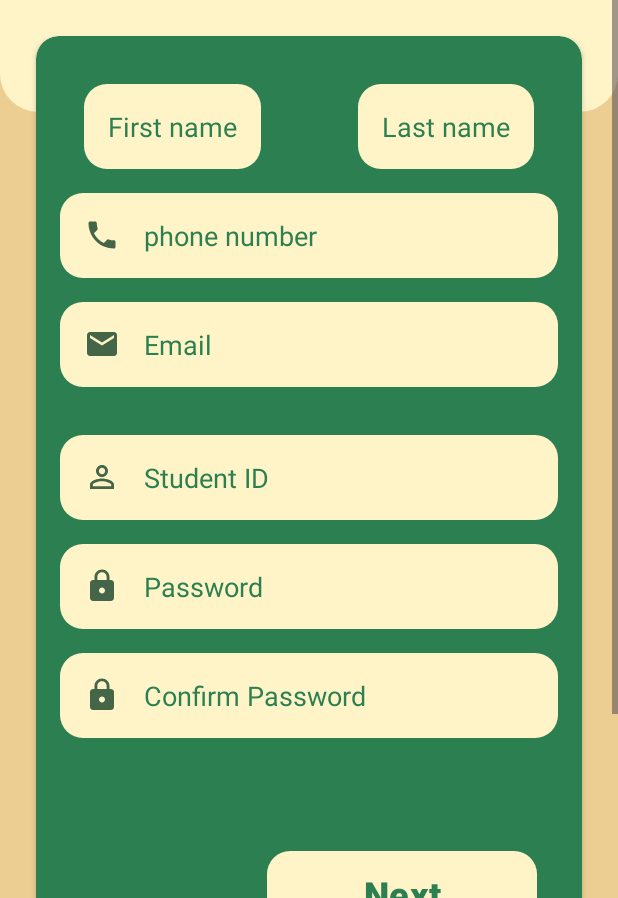
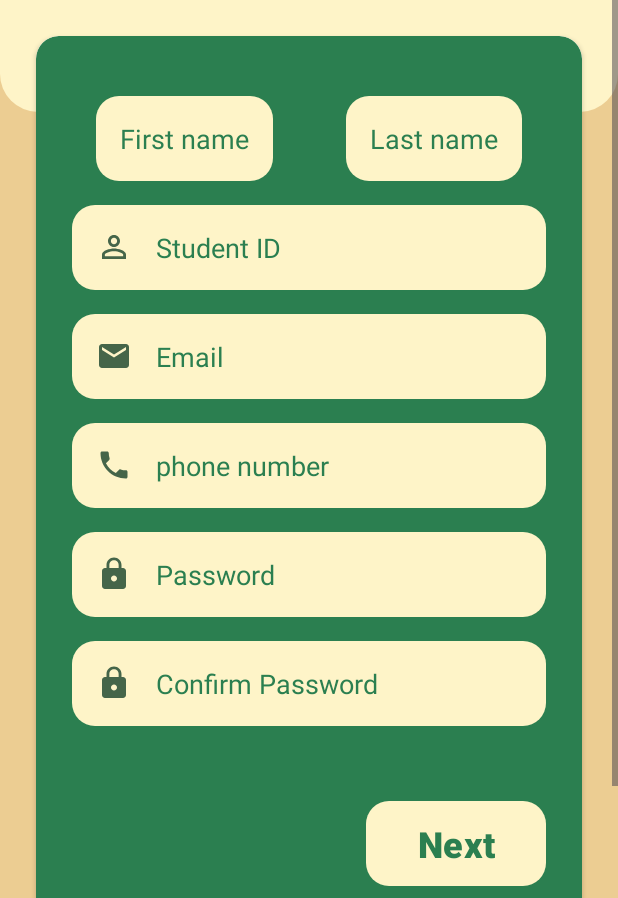
Before and after one commit to odai0962/ParkingApp, an Android app: the screen it shows after launch (SignUp), after a tap on "Sign Up", on a phone screen of 412 x 824 dp, the part 338-1236 px from its top. Run offline under Robolectric (Android 15) with nearby library versions, the phone set to English and light mode, and no system bars; our stand-ins replace Firebase (no records; nobody signed in at launch, a user with empty details on screens opened directly).

Commit message:
changes Done

```diff
--- a/app/src/main/res/layout/activity_car_park_detailes.xml
+++ b/app/src/main/res/layout/activity_car_park_detailes.xml
@@ -4,7 +4,9 @@
     xmlns:tools="http://schemas.android.com/tools"
     android:layout_width="match_parent"
     android:layout_height="match_parent"
-    tools:context=".CarParkDetailes">
+    tools:context=".CarParkDetailes"
+    android:background="@color/white"
+    >
     <ScrollView
         android:layout_width="match_parent"
         android:layout_height="match_parent"
--- a/app/src/main/res/layout/activity_sign_up.xml
+++ b/app/src/main/res/layout/activity_sign_up.xml
@@ -85,7 +85,9 @@
                     app:backgroundTint="@null"
                     android:backgroundTint="@null"
                     android:background="@drawable/cardborder"
-                    android:layout_height="wrap_content">
+                    android:layout_height="wrap_content"
+                    android:padding="8dp"
+                    >
 
                     <EditText
                         android:layout_marginTop="32dp"
@@ -114,7 +116,7 @@
                         android:drawableStart="@drawable/baseline_phone"
                         android:drawablePadding="16dp"
                         android:inputType="number"
-                        android:layout_below="@+id/Fname"
+                        android:layout_below="@+id/editEmail"
                         android:layout_marginTop="16dp"
                         android:layout_marginHorizontal="16dp"
                         android:layout_width="match_parent"
@@ -129,7 +131,7 @@
                     <EditText
                         android:drawableStart="@drawable/baseline_email"
                         android:drawablePadding="16dp"
-                        android:layout_below="@+id/editPhone"
+                        android:layout_below="@+id/editStudentID"
                         android:layout_marginTop="16dp"
                         android:layout_marginHorizontal="16dp"
                         android:layout_width="match_parent"
@@ -141,10 +143,10 @@
                         android:padding="16dp"
                         android:id="@+id/editEmail" />
                     <EditText
-                        android:layout_below="@+id/editEmail"
+                        android:layout_below="@+id/Fname"
                         android:drawableStart="@drawable/baseline_perm_identity_24"
                         android:drawablePadding="16dp"
-                        android:layout_marginTop="32dp"
+                        android:layout_marginTop="16dp"
                         android:layout_marginHorizontal="16dp"
                         android:layout_width="match_parent"
                         android:layout_height="wrap_content"
@@ -158,7 +160,7 @@
                     <EditText
                         android:drawableStart="@drawable/baseline_lock_24"
                         android:drawablePadding="16dp"
-                        android:layout_below="@+id/editStudentID"
+                        android:layout_below="@+id/editPhone"
                         android:layout_marginTop="16dp"
                         android:layout_marginHorizontal="16dp"
                         android:layout_width="match_parent"
@@ -190,7 +192,7 @@
                         android:layout_below="@+id/editConfirmPassword"
 
                         android:layout_alignParentRight="true"
-                        android:layout_width="180dp"
+                        android:layout_width="120dp"
                         android:layout_height="wrap_content"
                         android:padding="8dp"
                         android:id="@+id/signUpNextButton"
@@ -201,22 +203,23 @@
                         android:background="@drawable/buttonborder1"
                         app:backgroundTint="@null"
                         android:backgroundTint="@null"
-                        android:layout_marginBottom="40dp"
-                        android:layout_marginRight="30dp"
-                        android:layout_marginTop="75dp"
+                        android:layout_marginBottom="20dp"
+                        android:layout_marginRight="16dp"
+                        android:layout_marginTop="50dp"
                         ></Button>
                    <TextView
                        android:layout_width="wrap_content"
                        android:layout_height="wrap_content"
                        android:layout_below="@+id/signUpNextButton"
                        android:text="I Have Account"
-                       android:textSize="18sp"
-                       android:layout_centerHorizontal="true"
-                       android:textColor="@color/white"
+                       android:textSize="16sp"
+                      android:layout_centerHorizontal="true"
+                       android:textColor="@color/Cream"
                        android:clickable="true"
-                       android:layout_marginBottom="30dp"
+                       android:layout_margin="8dp"
                        android:id="@+id/nextLoginButton"
                        ></TextView>
+
 
                 </RelativeLayout>
 
--- a/app/src/main/res/layout/fragment_settings.xml
+++ b/app/src/main/res/layout/fragment_settings.xml
@@ -273,7 +273,7 @@
                         <TextView
                             android:layout_width="wrap_content"
                             android:layout_height="wrap_content"
-                            android:text="Edit profile"
+                            android:text="Terms and Policies"
                             android:textColor="@color/black"
                             android:textStyle="bold"
                             android:textSize="16dp"
```
Also changed, not shown: app/src/main/java/com/example/parkingapp/EditProfile.java (+2 -8 lines), app/src/main/java/com/example/parkingapp/SettingsFragment.java (+28 -1 lines), app/src/main/java/com/example/parkingapp/SignIn.java (+11 -0 lines), app/src/main/res/layout/activity_sign_in.xml (+23 -3 lines).
